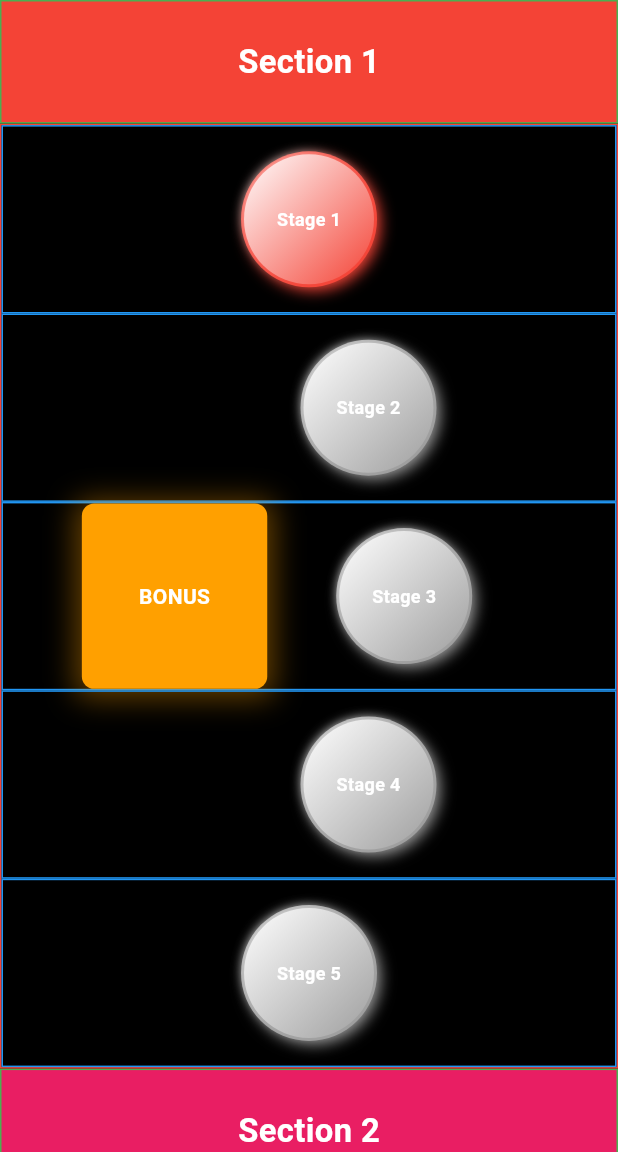
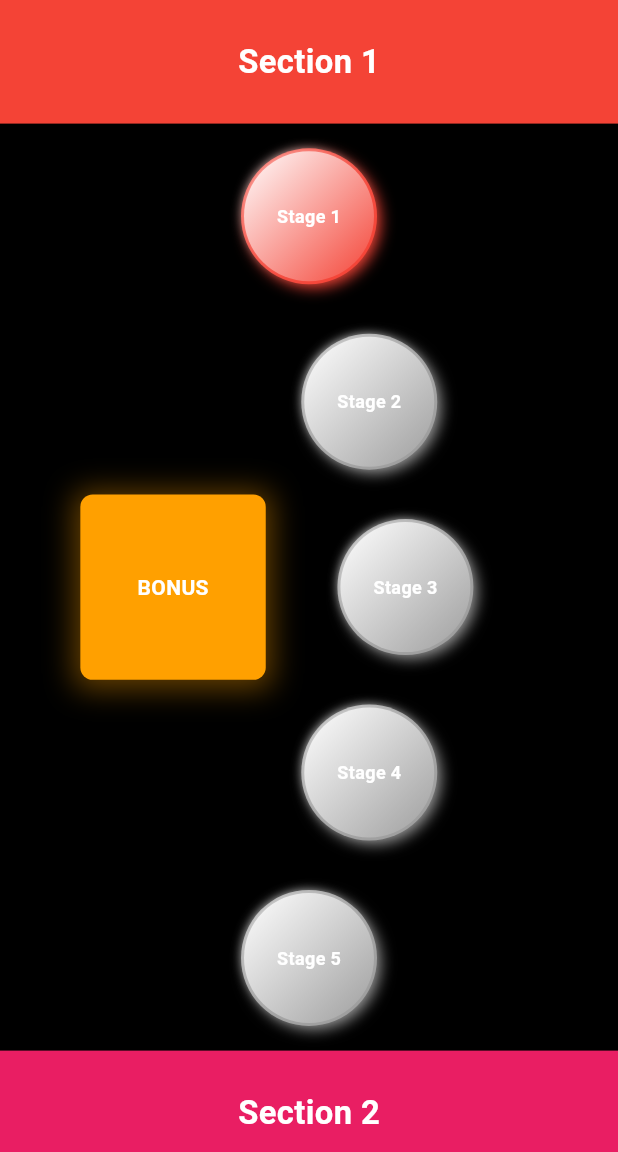
Before and after one commit to smmb98/testing_listviewer, a Flutter app: the screen it shows after launch, after a tap on the "settings" icon, after a tap on "Soft Reset Progress", on a phone screen of 412 x 824 dp, the part 84-1236 px from its top. Run offline on Flutter 3.47's test engine with Material 3 defaults, Android fonts, the phone set to English and light mode, and no system bars; our stand-ins replace share_plus, shared_preferences, shimmer; missing offline and left inert: file_selector; statements that could not run were skipped.

Commit message:
refactor: Remove unnecessary border decorations from SectionHeader, SectionWidget, and ShimmerSectionWidget

```diff
--- a/lib/screens/progress_path_screen.dart
+++ b/lib/screens/progress_path_screen.dart
@@ -114,7 +114,7 @@
                     ),
                   ],
                 );
-              }).toList(),
+              }),
             ],
           );
         },
--- a/lib/widgets/section_header.dart
+++ b/lib/widgets/section_header.dart
@@ -17,7 +17,6 @@
     return Container(
       decoration: BoxDecoration(
         color: section.color,
-        border: Border.all(color: Colors.green, width: 1),
       ),
       alignment: Alignment.center,
       child: Text(
--- a/lib/widgets/section_widget.dart
+++ b/lib/widgets/section_widget.dart
@@ -61,9 +61,9 @@
       bool isMaxOffset = offsetPercent.abs() == 40.0;
 
       Widget buttonContent = Container(
-        decoration: BoxDecoration(
-          border: Border.all(color: Colors.blue, width: 1),
-        ),
+        // decoration: BoxDecoration(
+        //   border: Border.all(color: Colors.blue, width: 1),
+        // ),
         child: Padding(
           padding: EdgeInsets.symmetric(vertical: SizeConfig.hp(2)),
           child: Align(
@@ -139,14 +139,9 @@
       buttons.add(buttonContent);
     }
 
-    return Container(
-      decoration: BoxDecoration(
-        border: Border.all(color: Colors.red, width: 1),
-      ),
-      child: Padding(
-        padding: const EdgeInsets.symmetric(vertical: 0.0),
-        child: Column(children: buttons),
-      ),
+    return Padding(
+      padding: const EdgeInsets.symmetric(vertical: 0.0),
+      child: Column(children: buttons),
     );
   }
 }
--- a/lib/widgets/shimmer_widget.dart
+++ b/lib/widgets/shimmer_widget.dart
@@ -21,9 +21,9 @@
           : adjustedOffsets[i % adjustedOffsets.length];
       buttons.add(
         Container(
-          decoration: BoxDecoration(
-            border: Border.all(color: Colors.blue, width: 1),
-          ),
+          // decoration: BoxDecoration(
+          //   border: Border.all(color: Colors.blue, width: 1),
+          // ),
           child: Padding(
             padding: const EdgeInsets.symmetric(vertical: 20.0),
             child: Align(
```
